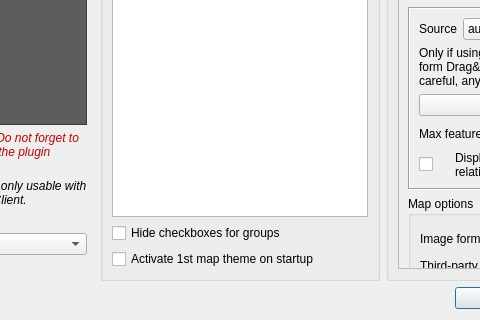
Qt form lizmap/resources/ui/ui_lizmap.ui (3liz/lizmap-plugin) before a commit; both pictures show x 180 to 660 and y 389 to 709 of the 984 by 709 pixel window.
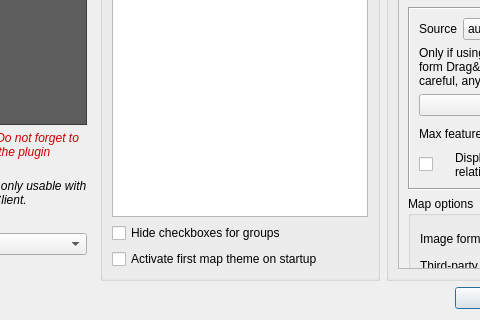
The same form after that commit. The open tabs and pages were chosen to show the change. Custom widgets are drawn as their Qt base class.

Commit message: UX - Review some strings

```diff
--- a/lizmap/resources/ui/ui_lizmap.ui
+++ b/lizmap/resources/ui/ui_lizmap.ui
@@ -894,7 +894,7 @@
                   <item row="2" column="0">
                    <widget class="QCheckBox" name="activate_first_maptheme">
                     <property name="text">
-                     <string>Activate 1st map theme on startup</string>
+                     <string>Activate first map theme on startup</string>
                     </property>
                    </widget>
                   </item>
```
The commit also changes 1 other file.
